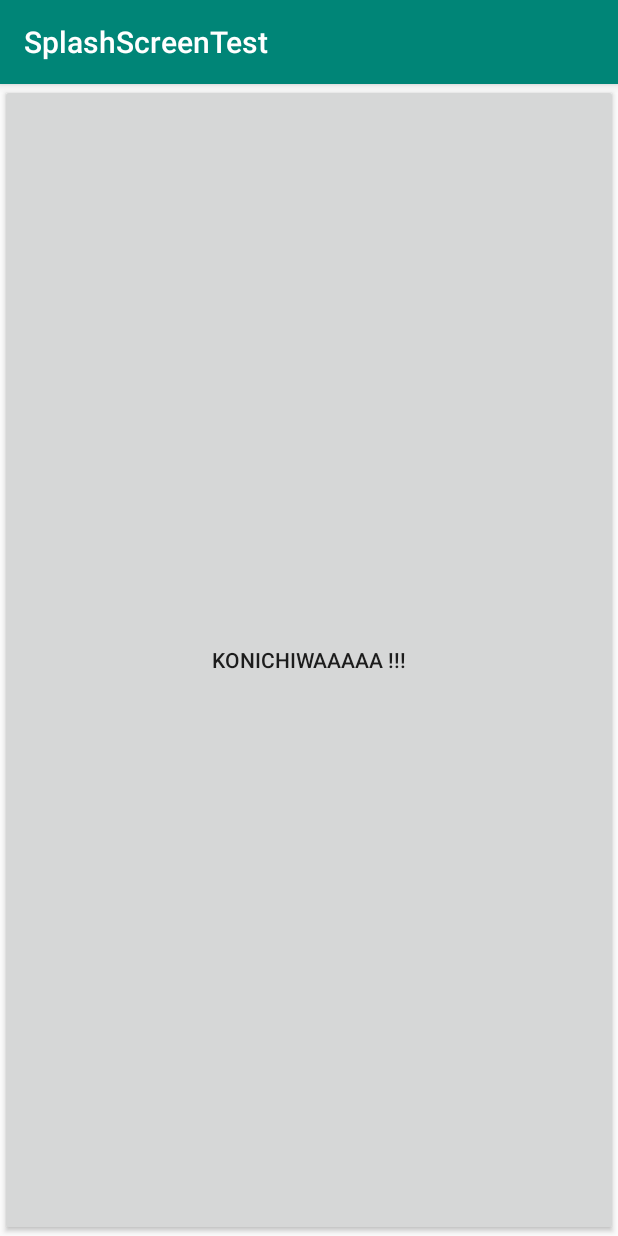
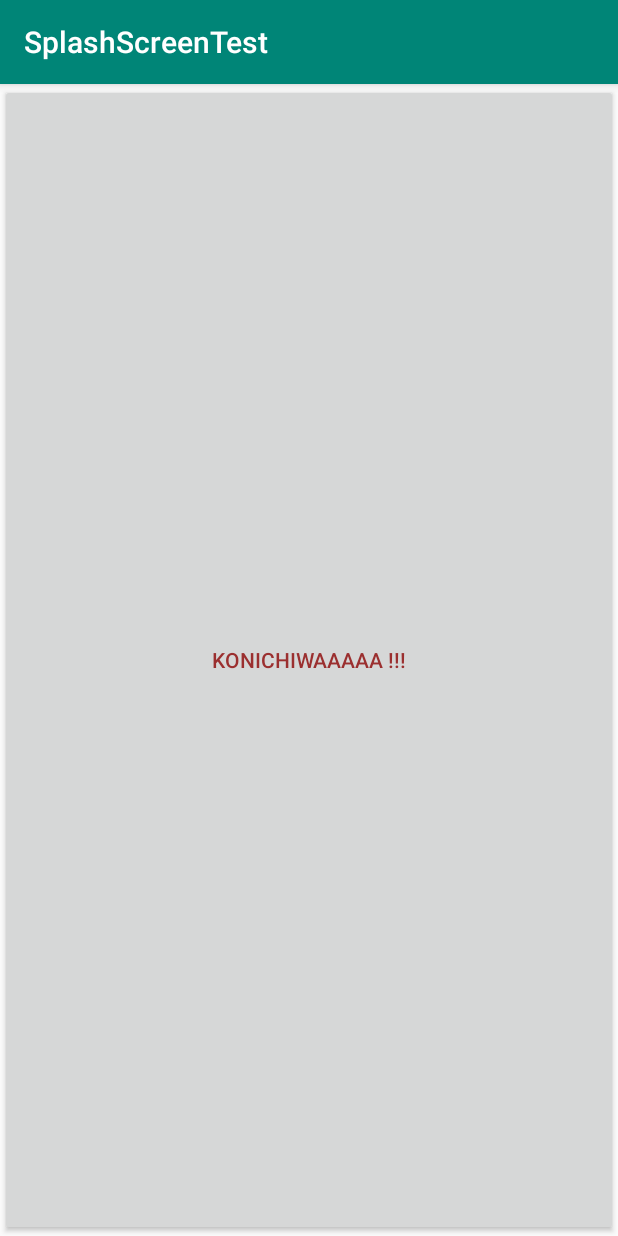
Before and after one commit to Godeta/SplashScreenTest, an Android app: the ButtonVarSize screen opened directly, with no data from a screen before it, on a phone screen of 412 x 824 dp. Run offline under Robolectric (Android 15) with nearby library versions, the phone set to English and light mode, and no system bars.

Commit message:
Test commit 2 with android studio

```diff
--- a/app/src/main/java/fr/godeta/splashscreentest/Imc.java
+++ b/app/src/main/java/fr/godeta/splashscreentest/Imc.java
@@ -48,6 +48,7 @@ public class Imc extends AppCompatActivity {
             public void onClick(View v) {
                 //récupération du texte et retranscription en float
             String poids = poidsInput.getText().toString();
+            String test = "znjodv";
             String taille = tailleInput.getText().toString();
             float p = Float.valueOf(poids);
             float t = Float.valueOf(taille);
--- a/app/src/main/res/layout/activity_button_var_size.xml
+++ b/app/src/main/res/layout/activity_button_var_size.xml
@@ -8,5 +8,6 @@
         android:layout_width="fill_parent"
         android:layout_height="fill_parent"
         android:layout_gravity="center"
-        android:text="KONICHIWAAAAA !!!" />
+        android:text="KONICHIWAAAAA !!!"
+        android:textColor="#9B2F2F"/>
 </LinearLayout>
```
